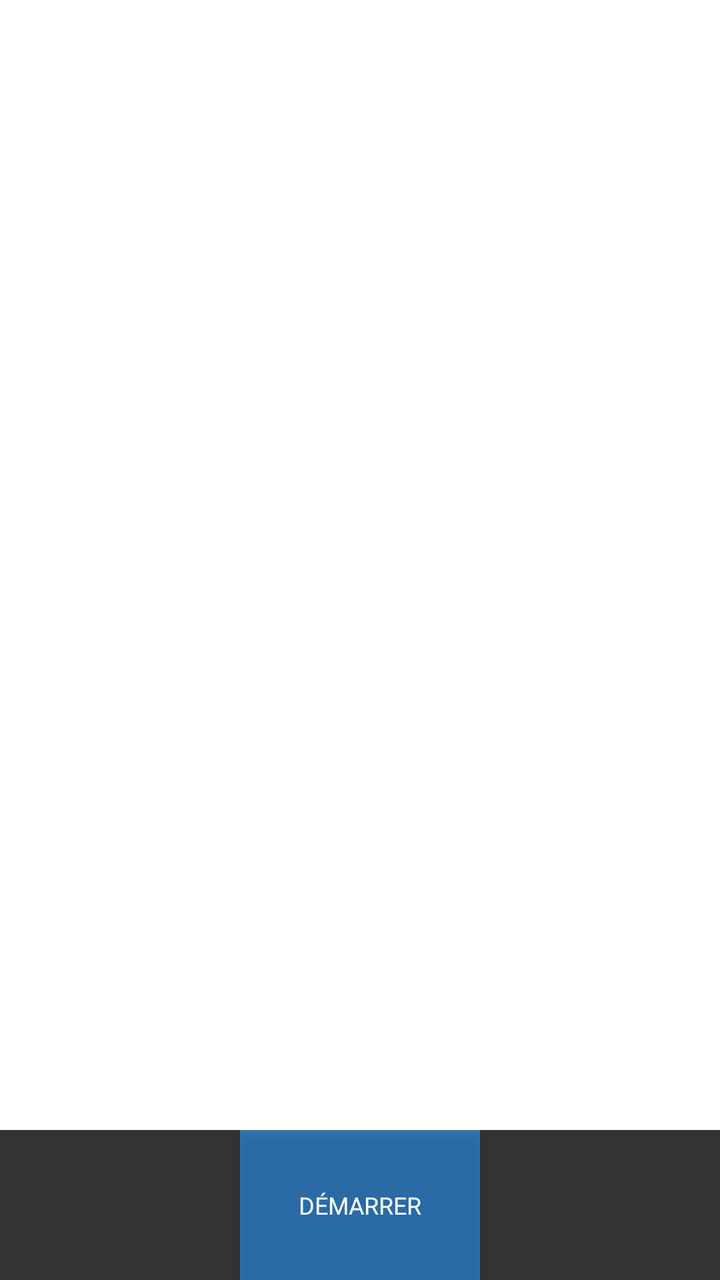
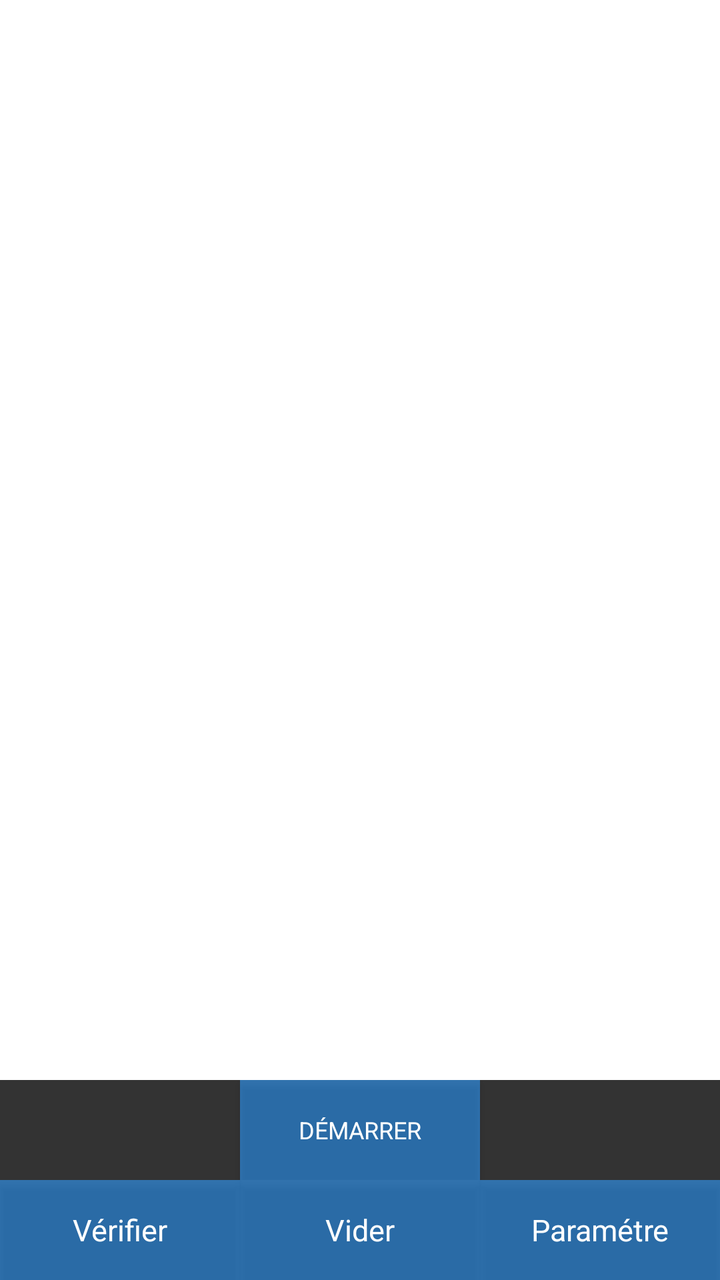

Two renders of the same Android screen: before a commit and after it. Below are the layout's source before the change and the commit's diff.
<!-- AndroidManifest.xml: application theme AppNewTheme -->
<!-- res/layout/fragment_inventory_barcode.xml -->
<LinearLayout xmlns:android="http://schemas.android.com/apk/res/android"
    xmlns:tools="http://schemas.android.com/tools"
    style="@style/base_layout_style"
    android:paddingLeft="0dp"
    android:paddingRight="0dp"
    android:orientation="vertical">

    <ListView
        android:id="@+id/inventoryBarcodeList"
        android:layout_width="match_parent"
        android:layout_height="0dp"
        android:layout_weight="95"
        android:divider="@android:color/darker_gray"
        android:dividerHeight="0.25dp" />

    <TextView
        android:id="@+id/inventoryBarcodeEmpty"
        android:layout_width="match_parent"
        android:layout_height="0dp"
        android:layout_weight="95"
        android:padding="@dimen/default_padding"
        style="@style/style_medium_font"
        android:text="@string/nobarcode_found"
        android:visibility="gone" />

    <LinearLayout
        android:layout_width="match_parent"
        android:layout_height="wrap_content"
        android:orientation="horizontal">

        <TextView
            android:id="@+id/inventoryBarcodeRunTime"
            android:layout_width="0dp"
            android:layout_weight="1"
            android:layout_height="wrap_content"
            android:textAlignment="textStart" />

        <TextView
            android:id="@+id/inventoryBarcodeVoltageLevel"
            android:layout_width="wrap_content"
            android:layout_height="wrap_content" />
    </LinearLayout>

    <LinearLayout
        android:layout_width="match_parent"
        android:layout_height="0dp"
        android:layout_weight="13"
        android:baselineAligned="false"
        android:orientation="horizontal">

        <TextView
            android:id="@+id/inventoryBarcodeYield"
            android:layout_width="0dp"
            android:layout_weight="10"
            android:layout_height="match_parent"
            android:gravity="center"
            style="@style/style_button_font_2" />

        <Button
            android:id="@+id/inventoryBarcodeButton"
            android:layout_width="0dp"
            android:layout_weight="10"
            android:layout_height="match_parent"
            style="@style/style_button_font"
            android:textSize="12sp"
            android:text="@string/start_title" />

        <TextView
            android:id="@+id/inventoryBarcodeTotal"
            android:layout_width="0dp"
            android:layout_weight="10"
            android:layout_height="match_parent"
            android:gravity="center"
            style="@style/style_button_font_2" />
    </LinearLayout>
</LinearLayout>
<!-- resources referenced by this layout -->
<resources>
  <dimen name="default_padding">10dp</dimen>
  <string name="nobarcode_found">Aucun code-barres trouvé</string>
  <string name="start_title">DÉMARRER</string>
  <style name="base_layout_style">
          <item name="android:layout_height">match_parent</item>
          <item name="android:layout_width">match_parent</item>
          <item name="android:paddingLeft">10dp</item>
          <item name="android:paddingRight">10dp</item>
      </style>
  <style name="style_button_font">
          <item name="android:textAppearance">?android:attr/textAppearanceLarge</item>
          <item name="android:textColor">@android:color/primary_text_dark</item>
          <item name="android:background">#CC000000</item>
      </style>
  <style name="style_button_font_2">
          <item name="android:textAppearance">?android:attr/textAppearanceLarge</item>
          <item name="android:textColor">@android:color/primary_text_dark</item>
          <item name="android:background">#CC000000</item>
          <item name="android:textSize">8sp</item>
      </style>
  <style name="style_medium_font">
          <item name="android:layout_width">match_parent</item>
          <item name="android:layout_height">wrap_content</item>
          <item name="android:textAppearance">?android:attr/textAppearanceMedium</item>
      </style>
  <style name="AppNewTheme" parent="Theme.MaterialComponents.Light.NoActionBar">
          <item name="colorPrimary">@color/colorPrimary</item>
          <item name="colorPrimaryDark">@color/colorPrimaryDark</item>
          <item name="colorAccent">@color/colorPrimary</item>
          <item name="android:textAllCaps">false</item>
          <item name="windowActionBar">false</item>
          <item name="windowNoTitle">true</item>
          <item name="actionButtonStyle">@style/ActionButtonStyle</item>
          <item name="actionBarTabTextStyle">@style/ActionTabTextStyle</item>
      </style>
  <color name="colorPrimary">#00529c</color>
  <color name="colorPrimaryDark">#3F51B5</color>
  <style name="ActionButtonStyle">
          <item name="android:minWidth">0dp</item>
          <item name="android:paddingLeft">0dp</item>
          <item name="android:paddingRight">5dp</item>
      </style>
  <style name="ActionTabTextStyle">
          <item name="android:textAllCaps">false</item>
      </style>
</resources>

<!-- the commit's change to res/layout/fragment_inventory_barcode.xml (unified diff, before → after) -->
@@ -43,8 +43,8 @@
 
     <LinearLayout
         android:layout_width="match_parent"
-        android:layout_height="0dp"
-        android:layout_weight="13"
+        android:layout_height="50dp"
+
         android:baselineAligned="false"
         android:orientation="horizontal">
 
@@ -73,4 +73,38 @@
             android:gravity="center"
             style="@style/style_button_font_2" />
     </LinearLayout>
+    <LinearLayout
+        android:layout_width="match_parent"
+        android:layout_height="50dp"
+        android:gravity="center|bottom"
+        android:orientation="horizontal" >
+
+        <Button
+            android:id="@+id/verifyBarcodeButton"
+            android:layout_width="0dp"
+            android:layout_weight="1"
+            android:layout_height="match_parent"
+            style="@style/style_button_font"
+            android:textSize="15sp"
+            android:text="Vérifier" />
+
+        <Button
+            android:id="@+id/clearListBarcodeButton"
+            android:layout_width="0dp"
+            android:layout_weight="1"
+            android:layout_height="match_parent"
+            style="@style/style_button_font"
+            android:textSize="15sp"
+            android:text="Vider" />
+
+        <Button
+            android:id="@+id/settingBarcodeButton"
+            android:layout_width="0dp"
+            android:layout_weight="1"
+            android:layout_height="match_parent"
+            style="@style/style_button_font"
+            android:textSize="15sp"
+            android:text="Paramétre" />
+
+    </LinearLayout>
 </LinearLayout>
